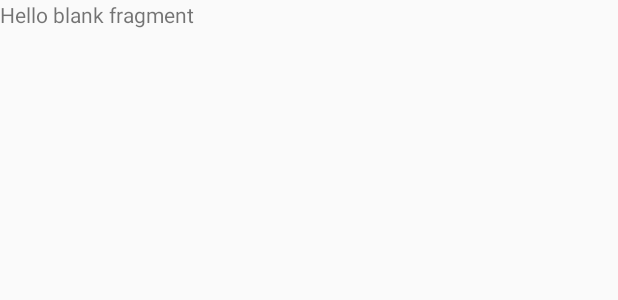
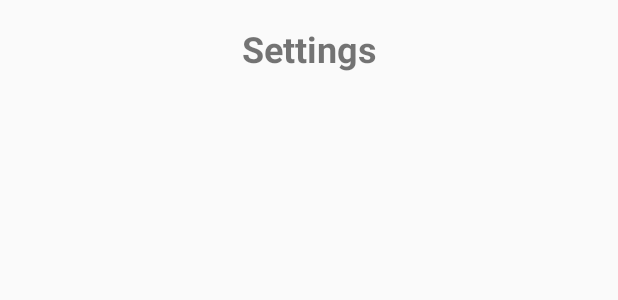
Before and after one commit to sandhyacomputer1/GSTProBill, an Android app: the layout fragment_settings.xml on its own in the app's theme, with its tools: preview values and no code run, on a phone screen of 412 x 824 dp. Shown: the top 300 px of the screen. Run offline under Robolectric (Android 15) with nearby library versions, the phone set to English and light mode, and no system bars.

Commit message:
sushant 03/11/2025    11.35 am

```diff
--- a/app/src/main/res/layout/fragment_settings.xml
+++ b/app/src/main/res/layout/fragment_settings.xml
@@ -3,12 +3,19 @@
     xmlns:tools="http://schemas.android.com/tools"
     android:layout_width="match_parent"
     android:layout_height="match_parent"
+    android:padding="16dp"
     tools:context=".Fragment.SettingsFragment">
 
-    <!-- TODO: Update blank fragment layout -->
     <TextView
+        android:id="@+id/text_settings"
         android:layout_width="match_parent"
-        android:layout_height="match_parent"
-        android:text="@string/hello_blank_fragment" />
+        android:layout_height="wrap_content"
+        android:text="Settings"
+        android:textSize="24sp"
+        android:textStyle="bold"
+        android:gravity="center" />
+
+    <!-- Add other settings UI components here, for example: -->
+    <!-- Switches, CheckBoxes, Buttons, etc. -->
 
 </FrameLayout>
--- a/app/src/main/res/menu/bottom_nav_menu.xml
+++ b/app/src/main/res/menu/bottom_nav_menu.xml
@@ -16,4 +16,9 @@
         android:id="@+id/nav_settings"
         android:icon="@drawable/ic_settings"
         android:title="Settings" />
+    <item
+        android:id="@+id/nav_product"
+        android:title="Product"
+        android:icon="@drawable/ic_product_icon" />
+
 </menu>
```
Also changed, not shown: app/src/main/java/com/example/gstprobill/Fragment/ProductFragment.java (added, +26 -0 lines), app/src/main/java/com/example/gstprobill/MainActivity.java (+34 -5 lines), app/src/main/res/layout/fragment_product.xml (added, +15 -0 lines), app/src/main/res/drawable/ic_product_icon.png (added).
